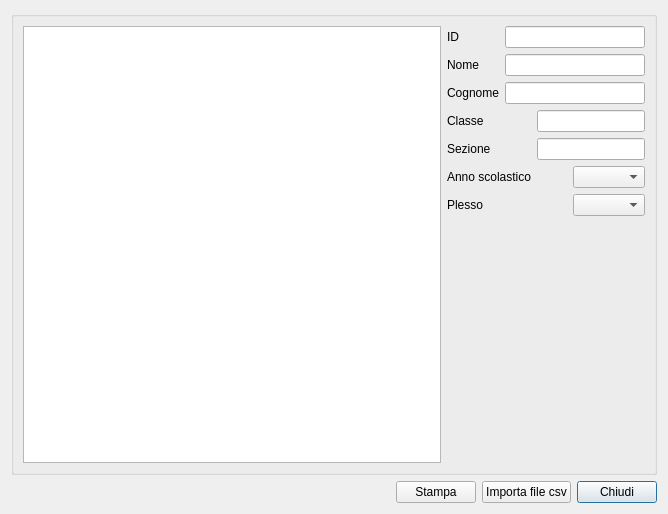
kratos83/diploma, file src/ui/alunni.ui: the form before one commit.
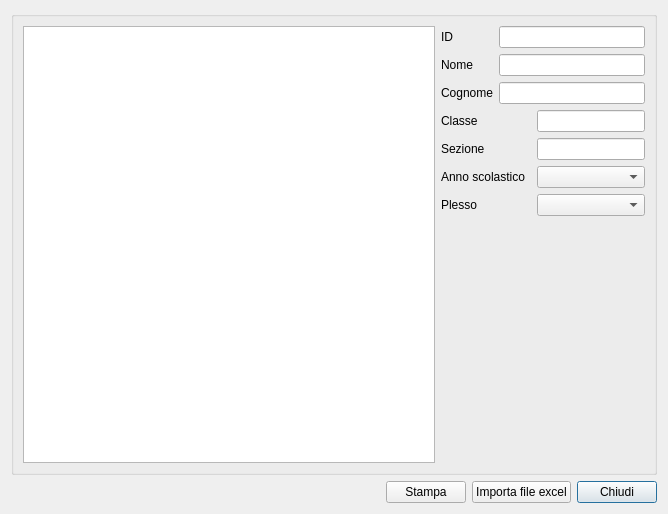
The form after the commit. Icons and pictures are not drawn.

Commit message: Import excel file

```diff
--- a/src/ui/alunni.ui
+++ b/src/ui/alunni.ui
@@ -52,7 +52,7 @@
    <item row="1" column="2">
     <widget class="QPushButton" name="excel">
      <property name="text">
-      <string>Importa file csv</string>
+      <string>Importa file excel</string>
      </property>
      <property name="icon">
       <iconset resource="../images.qrc">
@@ -130,13 +130,6 @@
         </property>
        </widget>
       </item>
-      <item row="5" column="4">
-       <widget class="QComboBox" name="anno">
-        <property name="editable">
-         <bool>false</bool>
-        </property>
-       </widget>
-      </item>
       <item row="6" column="1">
        <widget class="QLabel" name="label_7">
         <property name="text">
@@ -144,13 +137,6 @@
         </property>
        </widget>
       </item>
-      <item row="6" column="4">
-       <widget class="QComboBox" name="plesso">
-        <property name="editable">
-         <bool>false</bool>
-        </property>
-       </widget>
-      </item>
       <item row="7" column="2" colspan="2">
        <spacer name="verticalSpacer">
         <property name="orientation">
@@ -164,6 +150,20 @@
         </property>
        </spacer>
       </item>
+      <item row="6" column="3" colspan="2">
+       <widget class="QComboBox" name="plesso">
+        <property name="editable">
+         <bool>false</bool>
+        </property>
+       </widget>
+      </item>
+      <item row="5" column="3" colspan="2">
+       <widget class="QComboBox" name="anno">
+        <property name="editable">
+         <bool>false</bool>
+        </property>
+       </widget>
+      </item>
      </layout>
     </widget>
    </item>
```
The commit also changes 86 other files.
